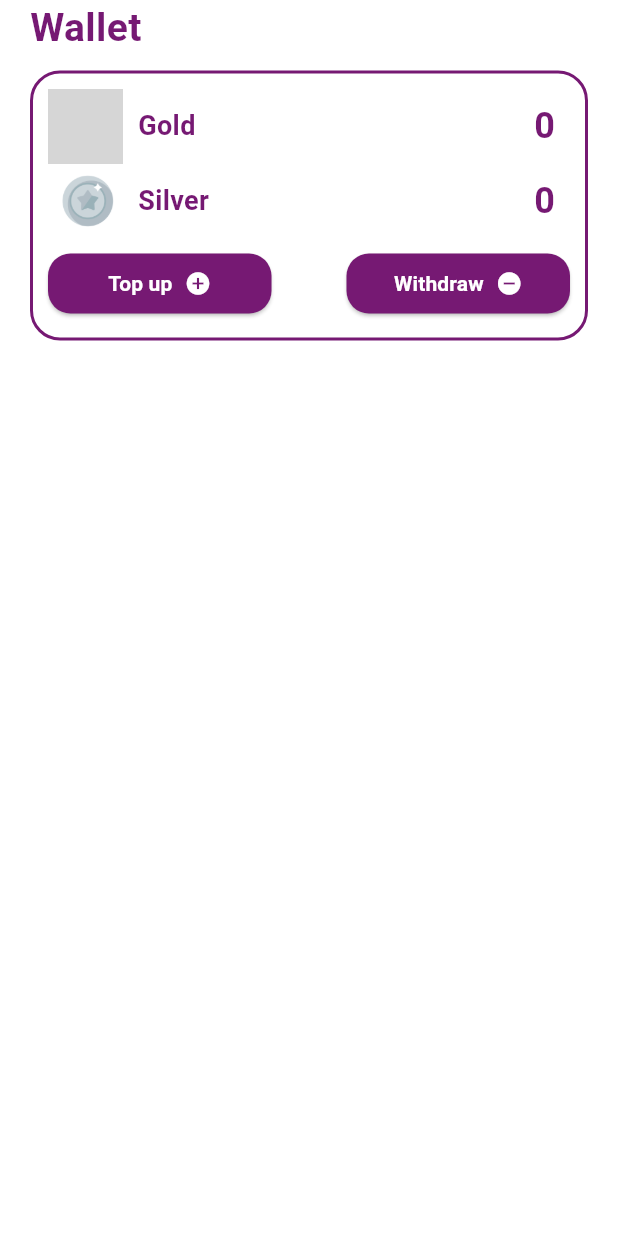
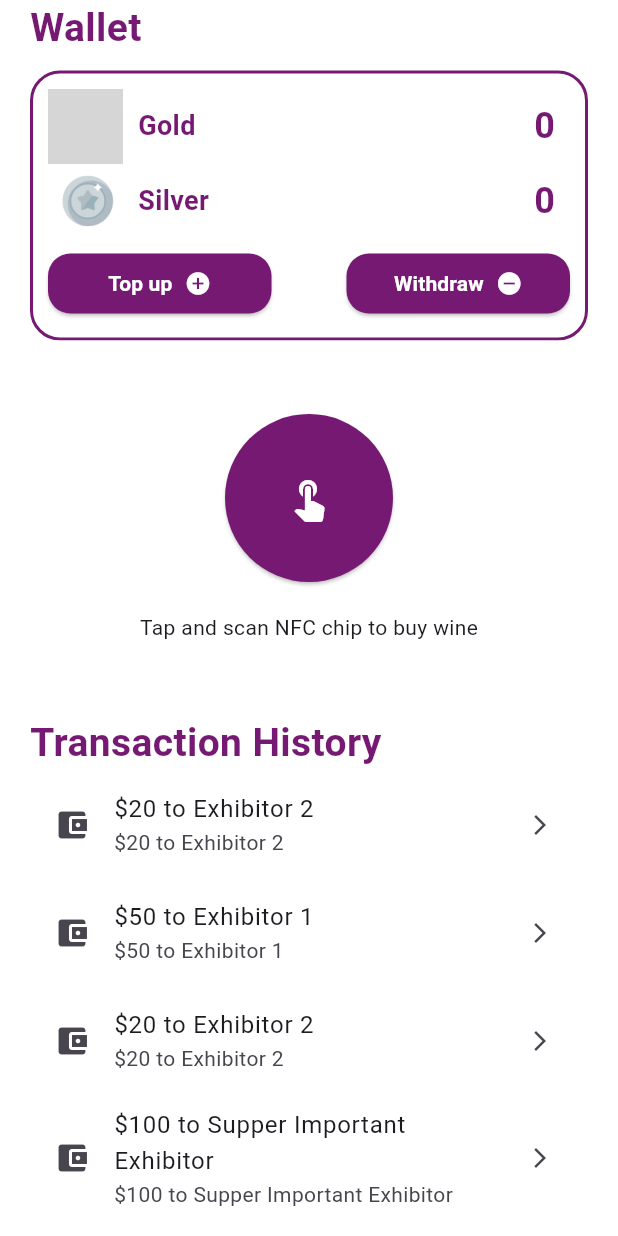
Before and after one commit to Nghia-PD/Winetopia-App, a Flutter app: the HomeContent widget shown alone on an empty page, opened directly with empty values, on a phone screen of 412 x 824 dp. Run offline on Flutter 3.47's test engine with Material 3 defaults, Android fonts, the light colour scheme and no system bars; our stand-ins replace cloud_firestore, firebase_auth, firebase_core, flutter_spinkit, qr_flutter; missing offline and left inert: nfc_manager; accounts and stored records are empty; grey boxes are pictures that could not be loaded.

Commit message:
Update the UI of the HomeScreen and add the NFC button

```diff
--- a/lib/screens/home/home_content.dart
+++ b/lib/screens/home/home_content.dart
@@ -1,17 +1,13 @@
 import 'package:flutter/material.dart';
 import 'package:winetopia_app/models/attendee.dart';
+import 'package:winetopia_app/screens/home/nfc.dart';
 import 'package:winetopia_app/shares/setting.dart';
 import 'package:winetopia_app/shares/widgets.dart';
 
-class HomeContent extends StatefulWidget {
+class HomeContent extends StatelessWidget {
   final AttendeeModel attendeeData;
-  const HomeContent({required this.attendeeData, super.key});
+  HomeContent({required this.attendeeData, super.key});
 
-  @override
-  State<HomeContent> createState() => _HomeContentState();
-}
-
-class _HomeContentState extends State<HomeContent> {
   Widget _topUpButton() {
     return ElevatedButton(
       onPressed: () async {
@@ -163,14 +159,61 @@ class _HomeContentState extends State<HomeContent> {
     );
   }
 
+  final List<String> transactions = [
+    '\$20 to Exhibitor 2',
+    '\$50 to Exhibitor 1',
+    '\$20 to Exhibitor 2',
+    '\$100 to Supper Important Exhibitor',
+    '\$20 to Exhibitor 2',
+    '\$20 to Exhibitor 2',
+    '\$20 to Exhibitor 2',
+    '\$20 to Exhibitor 2',
+    '\$20 to Exhibitor 2',
+    '\$20 to Exhibitor 2',
+    '\$20 to Exhibitor 2',
+    '\$20 to Exhibitor 2',
+  ];
+
+  final List<String> subTitles = [
+    '\$20 to Exhibitor 2',
+    '\$50 to Exhibitor 1',
+    '\$20 to Exhibitor 2',
+    '\$100 to Supper Important Exhibitor',
+    '\$20 to Exhibitor 2',
+    '\$20 to Exhibitor 2',
+    '\$20 to Exhibitor 2',
+    '\$20 to Exhibitor 2',
+    '\$20 to Exhibitor 2',
+    '\$20 to Exhibitor 2',
+    '\$20 to Exhibitor 2',
+    '\$20 to Exhibitor 2',
+  ];
+
+  Widget _transactionsHistory() {
+    return ListView.builder(
+      physics: NeverScrollableScrollPhysics(), // prevent double scroll
+      shrinkWrap: true,
+      itemCount: transactions.length,
+      itemBuilder: (context, index) {
+        return ListTile(
+          leading: Icon(Icons.account_balance_wallet),
+          title: Text(transactions[index]),
+          subtitle: Text(subTitles[index]),
+          trailing: Icon(Icons.arrow_forward_ios, size: 16),
+        );
+      },
+    );
+  }
+
   @override
   Widget build(BuildContext context) {
-    final goldBalance = widget.attendeeData.goldCoin;
-    final silverBalance = widget.attendeeData.silverCoin;
+    final goldBalance = attendeeData.goldCoin;
+    final silverBalance = attendeeData.silverCoin;
 
-    return Container(
+    return SingleChildScrollView(
+      child: Container(
         decoration: BoxDecoration(color: Colors.white),
-      height: double.infinity,
+
         width: double.infinity,
         padding: EdgeInsets.only(
           left: Setting().yPaddingInHome,
@@ -184,7 +227,14 @@ class _HomeContentState extends State<HomeContent> {
             ),
             SizedBox(height: 10),
             _balanceContainer(goldBalance.toString(), silverBalance.toString()),
+            NfcContainer(),
+            Align(
+              alignment: Alignment.topLeft,
+              child: Widgets().titleInHome("Transaction History"),
+            ),
+            _transactionsHistory(),
           ],
+        ),
       ),
     );
   }
--- a/lib/screens/home/nfc.dart
+++ b/lib/screens/home/nfc.dart
@@ -1,4 +1,6 @@
 import 'package:flutter/material.dart';
+import 'package:nfc_manager/nfc_manager.dart';
+import 'package:winetopia_app/shares/setting.dart';
 
 class NfcContainer extends StatefulWidget {
   const NfcContainer({super.key});
@@ -8,8 +10,75 @@ class NfcContainer extends StatefulWidget {
 }
 
 class _NfcContainerState extends State<NfcContainer> {
+  String _nfcData = "Tap and scan NFC chip to buy wine";
+
+  void _startNFC() async {
+    NfcManager.instance.startSession(
+      onDiscovered: (NfcTag tag) async {
+        // Try to parse the tag as an NDEF tag
+        final ndef = Ndef.from(tag);
+
+        if (ndef == null) {
+          print('Tag is not NDEF formatted');
+          NfcManager.instance.stopSession();
+          return;
+        }
+
+        await ndef.read().then((NdefMessage message) {
+          for (var record in message.records) {
+            if (record.typeNameFormat == NdefTypeNameFormat.nfcWellknown) {
+              final payload = record.payload;
+
+              // Skip first byte (language code length byte)
+              final text = String.fromCharCodes(payload.sublist(3)).toString();
+              setState(() {
+                _nfcData = text;
+              });
+            }
+          }
+        });
+
+        NfcManager.instance.stopSession();
+      },
+    );
+  }
+
   @override
   Widget build(BuildContext context) {
-    return Container();
+    return Container(
+      padding: EdgeInsets.all(10),
+      height: 250,
+      width: double.infinity,
+
+      decoration: BoxDecoration(
+        color: Colors.white,
+        // border: Border.all(color: Setting().borderLineColor, width: 2.0),
+        // borderRadius: BorderRadius.circular(20),
+      ),
+
+      child: Column(
+        mainAxisAlignment: MainAxisAlignment.center, // center vertically
+        crossAxisAlignment: CrossAxisAlignment.center, // center horizontally
+        children: [
+          ElevatedButton(
+            onPressed: () {
+              _startNFC();
+            },
+            style: ElevatedButton.styleFrom(
+              shape: CircleBorder(),
+              padding: EdgeInsets.all(40), // controls the size of the circle
+              backgroundColor: Setting().buttonColor, // button color
+            ),
+            child: Icon(
+              Icons.touch_app,
+              size: 32,
+              color: Setting().otherComponentColorLight,
+            ), // or Text("Scan")
+          ),
+          SizedBox(height: 20),
+          Text(_nfcData.toString()),
+        ],
+      ),
+    );
   }
 }
--- a/pubspec.yaml
+++ b/pubspec.yaml
@@ -40,6 +40,7 @@ dependencies:
   cloud_firestore: ^5.6.7
   qr_flutter: ^4.1.0
   flutter_spinkit: ^5.2.1
+  nfc_manager: ^3.5.0
 
 dev_dependencies:
   flutter_test:
@@ -66,6 +67,7 @@ flutter:
   assets:
     - assets/icons/gold-coin.png
     - assets/icons/silver-coin.png
+    - assets/images/Winetopia_Logo2024.png
 
   # An image asset can refer to one or more resolution-specific "variants", see
   # https://flutter.dev/to/resolution-aware-images
```
Also changed, not shown: lib/screens/home/index.dart (+11 -3 lines), lib/services/nfc.dart (added, +14 -0 lines), assets/icons/tap_here.png (added), assets/images/Winetopia_Logo2024.png (added), pubspec.lock, 1 other file. Lines whose indentation alone changed are shown as unchanged.
